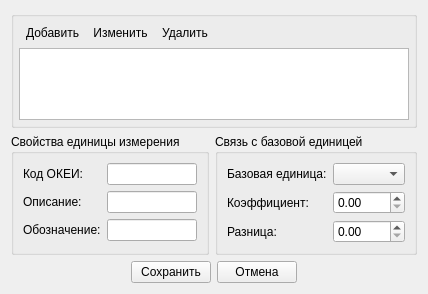
Old version of the form src/plugins/modeleride/msrunitwidget.ui in the repository rdnvndr/raindrop.
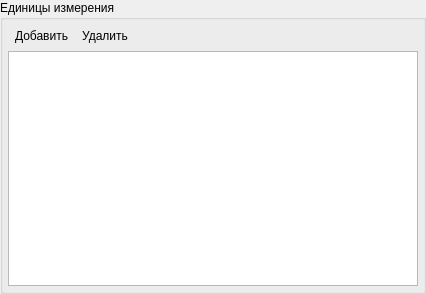
New version of the form. Icons and pictures are not drawn.

Commit message: Обновлена форма редактирования единиц измерения

What changed in the file:
```diff
--- a/src/plugins/modeleride/msrunitwidget.ui
+++ b/src/plugins/modeleride/msrunitwidget.ui
@@ -13,11 +13,17 @@
   <property name="windowTitle">
    <string>Form</string>
   </property>
-  <layout class="QVBoxLayout" name="verticalLayout_2">
+  <layout class="QVBoxLayout" name="verticalLayoutUnit">
+   <property name="spacing">
+    <number>0</number>
+   </property>
+   <property name="margin">
+    <number>0</number>
+   </property>
    <item>
     <widget class="QGroupBox" name="groupBox">
      <property name="title">
-      <string/>
+      <string>Единицы измерения</string>
      </property>
      <layout class="QVBoxLayout" name="verticalLayout">
       <property name="spacing">
@@ -54,29 +60,6 @@
           </property>
          </widget>
         </item>
-        <item>
-         <widget class="QToolButton" name="toolButtonEditUnit">
-          <property name="text">
-           <string>Изменить</string>
-          </property>
-          <property name="icon">
-           <iconset resource="modeleride.qrc">
-            <normaloff>:/edit</normaloff>:/edit</iconset>
-          </property>
-          <property name="iconSize">
-           <size>
-            <width>16</width>
-            <height>16</height>
-           </size>
-          </property>
-          <property name="toolButtonStyle">
-           <enum>Qt::ToolButtonTextBesideIcon</enum>
-          </property>
-          <property name="autoRaise">
-           <bool>true</bool>
-          </property>
-         </widget>
-        </item>
         <item>
          <widget class="QToolButton" name="toolButtonDeleteUnit">
           <property name="text">
@@ -140,132 +123,6 @@
      </layout>
     </widget>
    </item>
-   <item>
-    <layout class="QHBoxLayout" name="horizontalLayoutPropUnit">
-     <item>
-      <widget class="QGroupBox" name="groupBoxPropUnit">
-       <property name="title">
-        <string>Свойства единицы измерения</string>
-       </property>
-       <layout class="QGridLayout" name="gridLayout_2">
-        <item row="0" column="1">
-         <widget class="QLineEdit" name="lineEditUnitCode"/>
-        </item>
-        <item row="0" column="0">
-         <widget class="QLabel" name="labelUnitCode">
-          <property name="text">
-           <string>Код ОКЕИ:</string>
-          </property>
-         </widget>
-        </item>
-        <item row="1" column="0">
-         <widget class="QLabel" name="labelUnitDesignation">
-          <property name="text">
-           <string>Описание:</string>
-          </property>
-         </widget>
-        </item>
-        <item row="1" column="1">
-         <widget class="QLineEdit" name="lineEditUnitDesignation"/>
-        </item>
-        <item row="2" column="0">
-         <widget class="QLabel" name="labelUnitSymbol">
-          <property name="text">
-           <string>Обозначение:</string>
-          </property>
-         </widget>
-        </item>
-        <item row="2" column="1">
-         <widget class="QLineEdit" name="lineEditUnitSymbol"/>
-        </item>
-       </layout>
-      </widget>
-     </item>
-     <item>
-      <widget class="QGroupBox" name="groupBoxToBaseUnit">
-       <property name="title">
-        <string>Связь с базовой единицей</string>
-       </property>
-       <layout class="QGridLayout" name="gridLayout_3">
-        <item row="2" column="0">
-         <widget class="QLabel" name="labelUnitDelta">
-          <property name="text">
-           <string>Разница:</string>
-          </property>
-         </widget>
-        </item>
-        <item row="2" column="1">
-         <widget class="QDoubleSpinBox" name="doubleSpinBoxUnitDelta"/>
-        </item>
-        <item row="1" column="0">
-         <widget class="QLabel" name="labelUnitKoeff">
-          <property name="text">
-           <string>Коэффициент:</string>
-          </property>
-         </widget>
-        </item>
-        <item row="1" column="1">
-         <widget class="QDoubleSpinBox" name="doubleSpinBoxUnitCoeff"/>
-        </item>
-        <item row="0" column="0">
-         <widget class="QLabel" name="labelBasicUnit">
-          <property name="text">
-           <string>Базовая единица:</string>
-          </property>
-         </widget>
-        </item>
-        <item row="0" column="1">
-         <widget class="QComboBox" name="comboBoxBasicUnit"/>
-        </item>
-       </layout>
-      </widget>
-     </item>
-    </layout>
-   </item>
-   <item>
-    <layout class="QHBoxLayout" name="horizontalLayoutUnitSave">
-     <item>
-      <spacer name="horizontalSpacerLeftUnit">
-       <property name="orientation">
-        <enum>Qt::Horizontal</enum>
-       </property>
-       <property name="sizeHint" stdset="0">
-        <size>
-         <width>40</width>
-         <height>20</height>
-        </size>
-       </property>
-      </spacer>
-     </item>
-     <item>
-      <widget class="QPushButton" name="pushButtonUnitSave">
-       <property name="text">
-        <string>Сохранить</string>
-       </property>
-      </widget>
-     </item>
-     <item>
-      <widget class="QPushButton" name="pushButtonUnitCancel">
-       <property name="text">
-        <string>Отмена</string>
-       </property>
-      </widget>
-     </item>
-     <item>
-      <spacer name="horizontalSpacerRightUnit">
-       <property name="orientation">
-        <enum>Qt::Horizontal</enum>
-       </property>
-       <property name="sizeHint" stdset="0">
-        <size>
-         <width>40</width>
-         <height>20</height>
-        </size>
-       </property>
-      </spacer>
-     </item>
-    </layout>
-   </item>
   </layout>
  </widget>
  <resources>
```
The commit also changes 10 other files.
